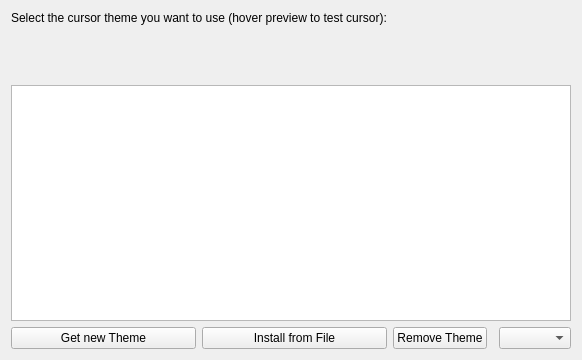
Qt form kcms/cursortheme/xcursor/themepage.ui (Sonic-DE/sonic-desktop-interface) before a commit.
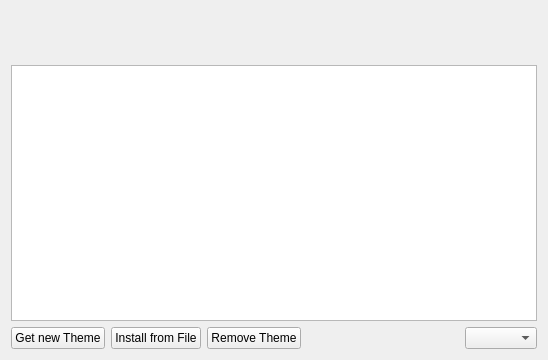
The same form after that commit. Custom widgets are drawn as their Qt base class.

Commit message: remove description that you can select something from a list wasn't shown in any other kcm

What changed in the file:
```diff
--- a/kcms/cursortheme/xcursor/themepage.ui
+++ b/kcms/cursortheme/xcursor/themepage.ui
@@ -11,7 +11,23 @@
    </rect>
   </property>
   <layout class="QGridLayout" name="gridLayout">
-   <item row="4" column="0" rowspan="5" colspan="5">
+   <item row="0" column="0" rowspan="3" colspan="5">
+    <widget class="PreviewWidget" name="preview" native="true">
+     <property name="sizePolicy">
+      <sizepolicy hsizetype="Preferred" vsizetype="Preferred">
+       <horstretch>0</horstretch>
+       <verstretch>0</verstretch>
+      </sizepolicy>
+     </property>
+     <property name="minimumSize">
+      <size>
+       <width>0</width>
+       <height>48</height>
+      </size>
+     </property>
+    </widget>
+   </item>
+   <item row="3" column="0" rowspan="5" colspan="5">
     <widget class="QListView" name="view">
      <property name="sizePolicy">
       <sizepolicy hsizetype="Expanding" vsizetype="Expanding">
@@ -27,14 +43,7 @@
      </property>
     </widget>
    </item>
-   <item row="0" column="0" colspan="2">
-    <widget class="QLabel" name="label">
-     <property name="text">
-      <string>Select the cursor theme you want to use (hover preview to test cursor):</string>
-     </property>
-    </widget>
-   </item>
-   <item row="9" column="0">
+   <item row="8" column="0">
     <widget class="QPushButton" name="installKnsButton">
      <property name="toolTip">
       <string>Get new color schemes from the Internet</string>
@@ -44,30 +53,14 @@
      </property>
     </widget>
    </item>
-   <item row="9" column="2">
+   <item row="8" column="2">
     <widget class="QPushButton" name="removeButton">
      <property name="text">
       <string>Remove Theme</string>
      </property>
     </widget>
    </item>
-   <item row="1" column="0" rowspan="3" colspan="5">
-    <widget class="PreviewWidget" name="preview" native="true">
-     <property name="sizePolicy">
-      <sizepolicy hsizetype="Preferred" vsizetype="Preferred">
-       <horstretch>0</horstretch>
-       <verstretch>0</verstretch>
-      </sizepolicy>
-     </property>
-     <property name="minimumSize">
-      <size>
-       <width>0</width>
-       <height>48</height>
-      </size>
-     </property>
-    </widget>
-   </item>
-   <item row="9" column="4">
+   <item row="8" column="4">
     <widget class="QComboBox" name="sizeComboBox">
      <property name="sizePolicy">
       <sizepolicy hsizetype="Preferred" vsizetype="MinimumExpanding">
@@ -86,14 +79,14 @@
      </property>
     </widget>
    </item>
-   <item row="9" column="1">
+   <item row="8" column="1">
     <widget class="QPushButton" name="installButton">
      <property name="text">
       <string>Install from File</string>
      </property>
     </widget>
    </item>
-   <item row="9" column="3">
+   <item row="8" column="3">
     <spacer name="horizontalSpacer">
      <property name="orientation">
       <enum>Qt::Horizontal</enum>
```
The commit also changes 1 other file.
